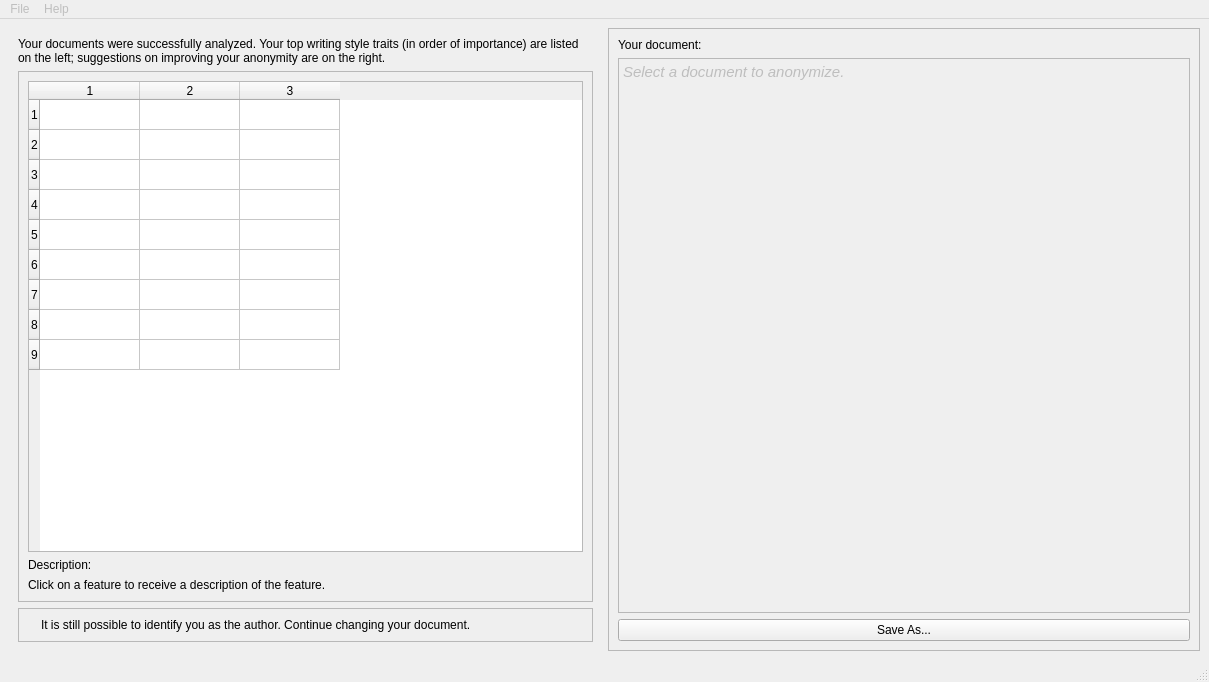
This is stylproj/gui/stylproj.ui in pagea/unstyle as Qt 5 draws it before an edit. The edited form follows.
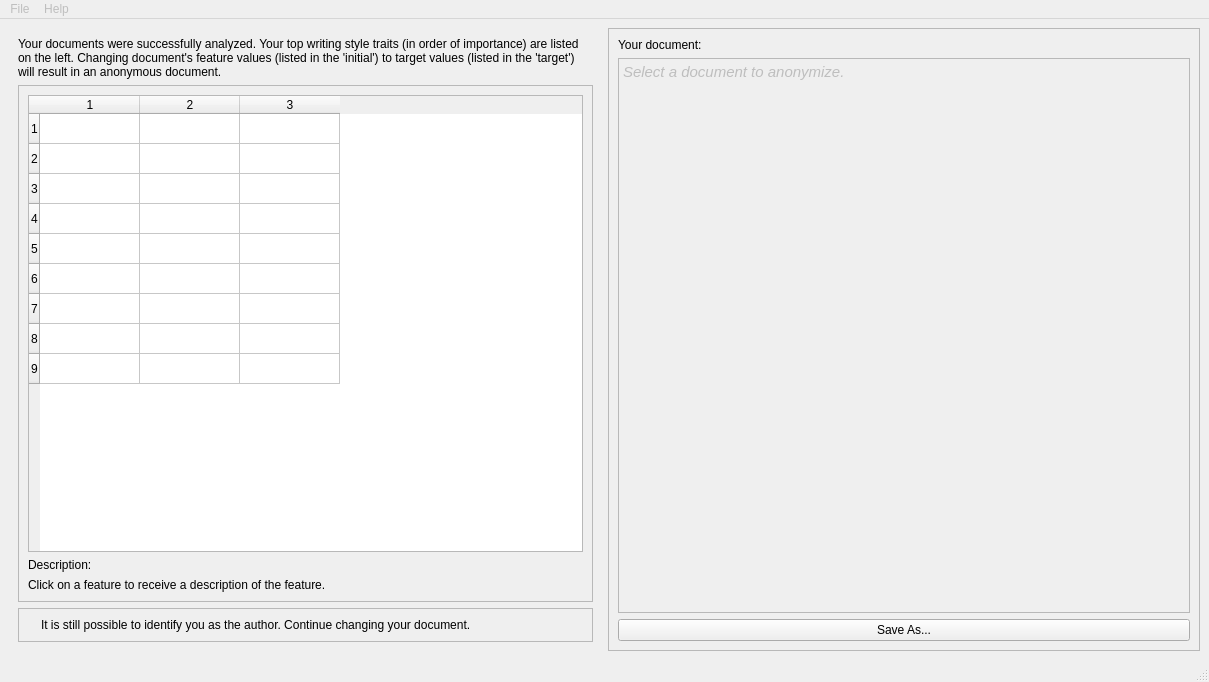
This is the edited form. The open tabs and pages were chosen to show the change. Icons and pictures are not drawn.

Commit message: Added cosine similarity measure as a factor in deciding whether or not a document is anonymous.

```diff
--- a/stylproj/gui/stylproj.ui
+++ b/stylproj/gui/stylproj.ui
@@ -210,7 +210,7 @@
         <item row="0" column="0">
          <widget class="QLabel" name="label_3">
           <property name="text">
-           <string>Your documents were successfully analyzed. Your top writing style traits (in order of importance) are listed on the left; suggestions on improving your anonymity are on the right. </string>
+           <string>Your documents were successfully analyzed. Your top writing style traits (in order of importance) are listed on the left. Changing document's feature values (listed in the 'initial') to target values (listed in the 'target') will result in an anonymous document.</string>
           </property>
           <property name="textFormat">
            <enum>Qt::AutoText</enum>
```
The commit also changes 5 other files.
